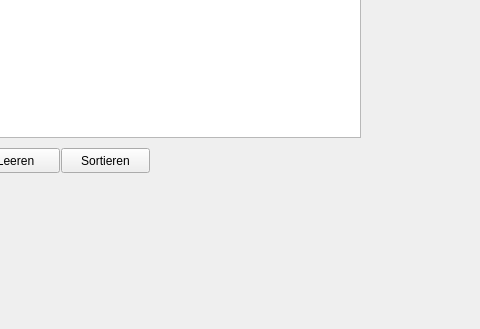
Old version of the form mainwindow.ui in the repository RaGri42/GroceryList; both pictures show x 129 to 609 and y 321 to 650 of the 1215 by 650 pixel window.
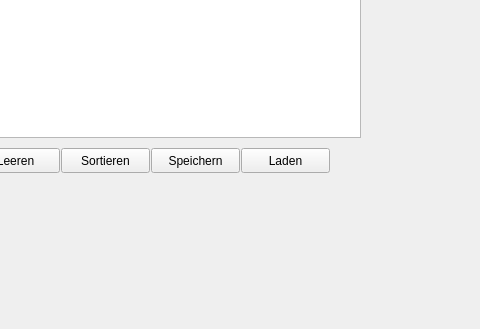
New version of the form.

Commit message: aktuelle Liste speichern

What changed in the file:
```diff
--- a/mainwindow.ui
+++ b/mainwindow.ui
@@ -256,6 +256,32 @@
      <string>Sortieren</string>
     </property>
    </widget>
+   <widget class="QPushButton" name="pushButton_10">
+    <property name="geometry">
+     <rect>
+      <x>280</x>
+      <y>450</y>
+      <width>89</width>
+      <height>25</height>
+     </rect>
+    </property>
+    <property name="text">
+     <string>Speichern</string>
+    </property>
+   </widget>
+   <widget class="QPushButton" name="pushButton_9">
+    <property name="geometry">
+     <rect>
+      <x>370</x>
+      <y>450</y>
+      <width>89</width>
+      <height>25</height>
+     </rect>
+    </property>
+    <property name="text">
+     <string>Laden</string>
+    </property>
+   </widget>
   </widget>
   <widget class="QMenuBar" name="menubar">
    <property name="geometry">
```
The commit also changes 3 other files.
